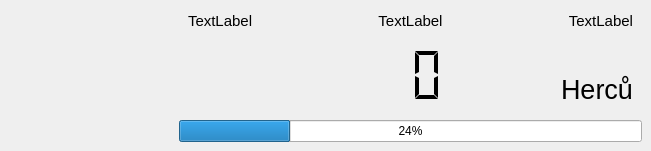
Qt form LEO_sniffy/GUI/widgetdisplay.ui (jirik09/Sniffy) before a commit.
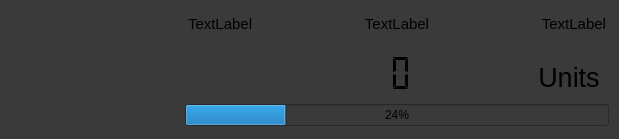
The same form after that commit.

```diff
--- a/LEO_sniffy/GUI/widgetdisplay.ui
+++ b/LEO_sniffy/GUI/widgetdisplay.ui
@@ -6,52 +6,118 @@
    <rect>
     <x>0</x>
     <y>0</y>
-    <width>651</width>
-    <height>151</height>
+    <width>619</width>
+    <height>139</height>
    </rect>
   </property>
+  <property name="sizePolicy">
+   <sizepolicy hsizetype="Expanding" vsizetype="Expanding">
+    <horstretch>255</horstretch>
+    <verstretch>255</verstretch>
+   </sizepolicy>
+  </property>
   <property name="windowTitle">
    <string>Form</string>
   </property>
+  <property name="styleSheet">
+   <string notr="true">QWidget{
+background-color: rgb(58, 58, 58);
+}
+</string>
+  </property>
   <widget class="QWidget" name="horizontalWidget" native="true">
    <property name="geometry">
     <rect>
-     <x>170</x>
+     <x>180</x>
      <y>0</y>
-     <width>481</width>
-     <height>151</height>
+     <width>431</width>
+     <height>131</height>
     </rect>
    </property>
+   <property name="sizePolicy">
+    <sizepolicy hsizetype="Expanding" vsizetype="Expanding">
+     <horstretch>0</horstretch>
+     <verstretch>0</verstretch>
+    </sizepolicy>
+   </property>
    <layout class="QHBoxLayout" name="horizontalLayout">
+    <property name="spacing">
+     <number>4</number>
+    </property>
+    <property name="leftMargin">
+     <number>2</number>
+    </property>
+    <property name="topMargin">
+     <number>5</number>
+    </property>
+    <property name="rightMargin">
+     <number>2</number>
+    </property>
+    <property name="bottomMargin">
+     <number>0</number>
+    </property>
     <item>
      <widget class="QWidget" name="verticalWidget" native="true">
       <property name="enabled">
        <bool>true</bool>
       </property>
       <property name="sizePolicy">
-       <sizepolicy hsizetype="Preferred" vsizetype="Ignored">
+       <sizepolicy hsizetype="Expanding" vsizetype="Expanding">
         <horstretch>0</horstretch>
         <verstretch>0</verstretch>
        </sizepolicy>
       </property>
       <layout class="QVBoxLayout" name="verticalLayout">
+       <property name="spacing">
+        <number>2</number>
+       </property>
        <property name="sizeConstraint">
         <enum>QLayout::SetDefaultConstraint</enum>
        </property>
+       <property name="leftMargin">
+        <number>3</number>
+       </property>
+       <property name="topMargin">
+        <number>0</number>
+       </property>
+       <property name="rightMargin">
+        <number>0</number>
+       </property>
+       <property name="bottomMargin">
+        <number>5</number>
+       </property>
        <item>
-        <widget class="QWidget" name="horizontalWidget_1" native="true">
+        <widget class="QWidget" name="horizontalWidget_labelArea" native="true">
+         <property name="sizePolicy">
+          <sizepolicy hsizetype="Expanding" vsizetype="Expanding">
+           <horstretch>0</horstretch>
+           <verstretch>0</verstretch>
+          </sizepolicy>
+         </property>
          <layout class="QHBoxLayout" name="horizontalLayout_2">
           <property name="spacing">
            <number>3</number>
           </property>
+          <property name="leftMargin">
+           <number>3</number>
+          </property>
           <property name="topMargin">
+           <number>2</number>
+          </property>
+          <property name="rightMargin">
            <number>3</number>
           </property>
           <property name="bottomMargin">
            <number>1</number>
           </property>
           <item>
-           <widget class="QLabel" name="label_3">
+           <widget class="QLabel" name="label_1">
+            <property name="sizePolicy">
+             <sizepolicy hsizetype="Expanding" vsizetype="Expanding">
+              <horstretch>0</horstretch>
+              <verstretch>0</verstretch>
+             </sizepolicy>
+            </property>
             <property name="font">
              <font>
               <pointsize>11</pointsize>
@@ -64,6 +130,12 @@
           </item>
           <item>
            <widget class="QLabel" name="label_2">
+            <property name="sizePolicy">
+             <sizepolicy hsizetype="Expanding" vsizetype="Expanding">
+              <horstretch>0</horstretch>
+              <verstretch>0</verstretch>
+             </sizepolicy>
+            </property>
             <property name="font">
              <font>
               <pointsize>11</pointsize>
@@ -78,7 +150,13 @@
            </widget>
           </item>
           <item>
-           <widget class="QLabel" name="label">
+           <widget class="QLabel" name="label_3">
+            <property name="sizePolicy">
+             <sizepolicy hsizetype="Expanding" vsizetype="Expanding">
+              <horstretch>0</horstretch>
+              <verstretch>0</verstretch>
+             </sizepolicy>
+            </property>
             <property name="minimumSize">
              <size>
               <width>0</width>
@@ -102,7 +180,13 @@
         </widget>
        </item>
        <item>
-        <widget class="QWidget" name="horizontalWidget_2" native="true">
+        <widget class="QWidget" name="horizontalWidget_valueAndUnit" native="true">
+         <property name="sizePolicy">
+          <sizepolicy hsizetype="Expanding" vsizetype="Expanding">
+           <horstretch>0</horstretch>
+           <verstretch>0</verstretch>
+          </sizepolicy>
+         </property>
          <layout class="QHBoxLayout" name="horizontalLayout_5">
           <item>
            <widget class="QLCDNumber" name="lcdNumber">
@@ -122,12 +206,21 @@
           </item>
           <item>
            <widget class="QLabel" name="label_unit">
+            <property name="enabled">
+             <bool>true</bool>
+            </property>
             <property name="sizePolicy">
              <sizepolicy hsizetype="Preferred" vsizetype="Expanding">
               <horstretch>0</horstretch>
               <verstretch>0</verstretch>
              </sizepolicy>
             </property>
+            <property name="minimumSize">
+             <size>
+              <width>40</width>
+              <height>40</height>
+             </size>
+            </property>
             <property name="font">
              <font>
               <pointsize>20</pointsize>
@@ -143,11 +236,14 @@
              <number>1</number>
             </property>
             <property name="text">
-             <string>Herců</string>
+             <string>Units</string>
             </property>
             <property name="alignment">
              <set>Qt::AlignBottom|Qt::AlignHCenter</set>
             </property>
+            <property name="wordWrap">
+             <bool>false</bool>
+            </property>
            </widget>
           </item>
          </layout>
@@ -155,6 +251,23 @@
        </item>
        <item>
         <widget class="QProgressBar" name="progressBar">
+         <property name="sizePolicy">
+          <sizepolicy hsizetype="Expanding" vsizetype="Minimum">
+           <horstretch>0</horstretch>
+           <verstretch>0</verstretch>
+          </sizepolicy>
+         </property>
+         <property name="minimumSize">
+          <size>
+           <width>0</width>
+           <height>10</height>
+          </size>
+         </property>
+         <property name="font">
+          <font>
+           <italic>false</italic>
+          </font>
+         </property>
          <property name="value">
           <number>24</number>
          </property>
@@ -174,9 +287,15 @@
      <x>0</x>
      <y>0</y>
      <width>171</width>
-     <height>151</height>
+     <height>131</height>
     </rect>
    </property>
+   <property name="sizePolicy">
+    <sizepolicy hsizetype="Expanding" vsizetype="Expanding">
+     <horstretch>0</horstretch>
+     <verstretch>0</verstretch>
+    </sizepolicy>
+   </property>
   </widget>
  </widget>
  <resources/>
```
Left out of the diff: 3 changed lines with no effect on the pictures.
